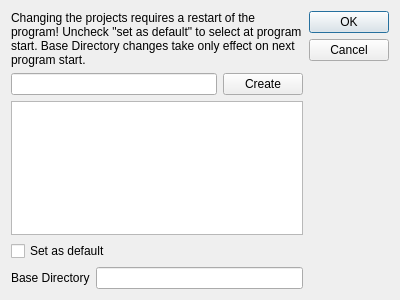
Old version of the form ui/ProjectSelection.ui in the repository MonroeQuantumNetworks/IonControl.
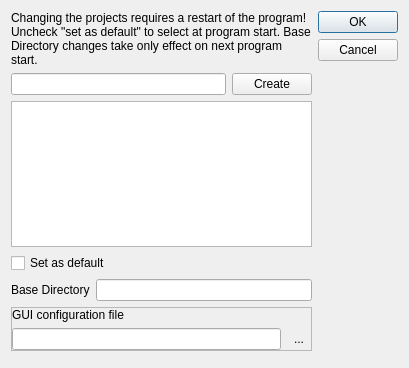
New version of the form. Icons and pictures are not drawn.

Commit message: make config file selectable at program start

Patch:
```diff
--- a/ui/ProjectSelection.ui
+++ b/ui/ProjectSelection.ui
@@ -6,8 +6,8 @@
    <rect>
     <x>0</x>
     <y>0</y>
-    <width>400</width>
-    <height>300</height>
+    <width>409</width>
+    <height>368</height>
    </rect>
   </property>
   <property name="windowTitle">
@@ -64,6 +64,59 @@
        </item>
       </layout>
      </item>
+     <item>
+      <widget class="QFrame" name="startupWidgets">
+       <property name="frameShape">
+        <enum>QFrame::StyledPanel</enum>
+       </property>
+       <property name="frameShadow">
+        <enum>QFrame::Raised</enum>
+       </property>
+       <layout class="QVBoxLayout" name="verticalLayout_2">
+        <property name="margin">
+         <number>0</number>
+        </property>
+        <item>
+         <widget class="QLabel" name="label_2">
+          <property name="text">
+           <string>GUI configuration file</string>
+          </property>
+         </widget>
+        </item>
+        <item>
+         <layout class="QHBoxLayout" name="horizontalLayout_4">
+          <item>
+           <widget class="QLineEdit" name="configFileEdit"/>
+          </item>
+          <item>
+           <widget class="QToolButton" name="configFileToolButton">
+            <property name="text">
+             <string>...</string>
+            </property>
+            <property name="icon">
+             <iconset resource="Experiment.qrc">
+              <normaloff>:/openicon/icons/document-open-5.png</normaloff>:/openicon/icons/document-open-5.png</iconset>
+            </property>
+            <property name="autoRaise">
+             <bool>true</bool>
+            </property>
+           </widget>
+          </item>
+         </layout>
+        </item>
+       </layout>
+      </widget>
+     </item>
+     <item>
+      <widget class="QFrame" name="frame">
+       <property name="frameShape">
+        <enum>QFrame::StyledPanel</enum>
+       </property>
+       <property name="frameShadow">
+        <enum>QFrame::Raised</enum>
+       </property>
+      </widget>
+     </item>
     </layout>
    </item>
    <item>
```
Left out of the diff: 4 changed lines with no effect on the pictures. The commit also changes 4 other files.
